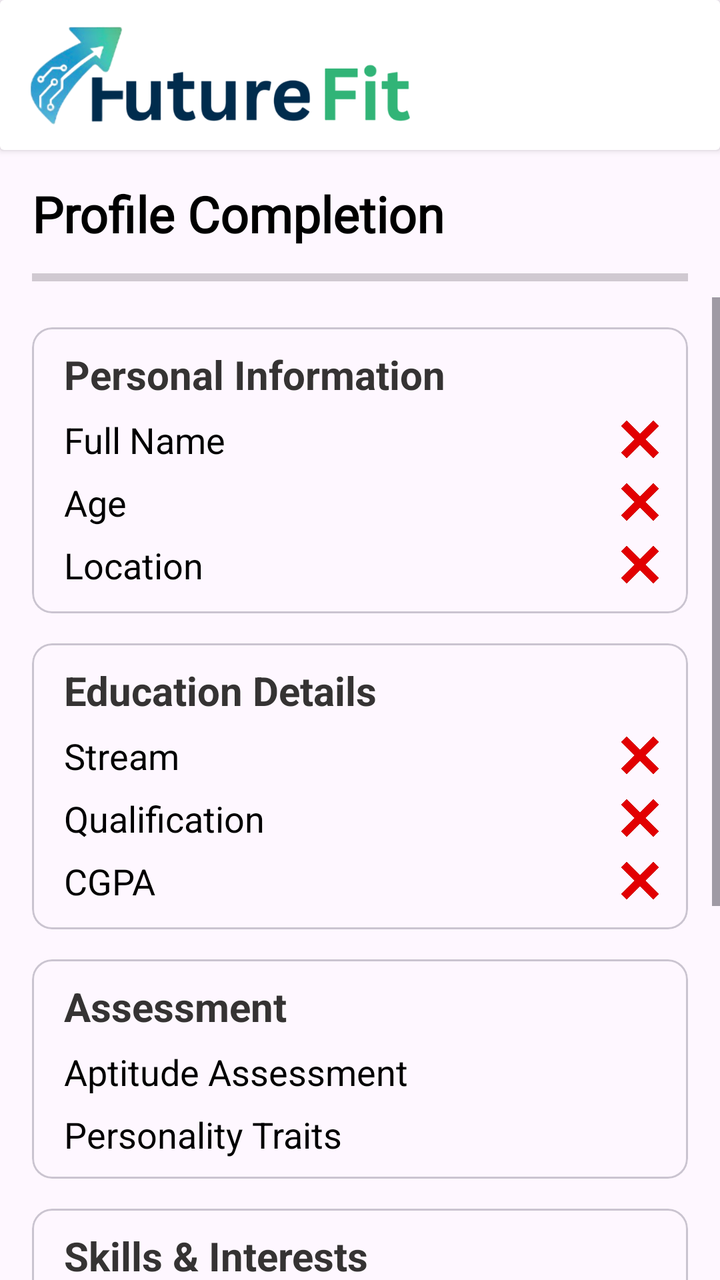
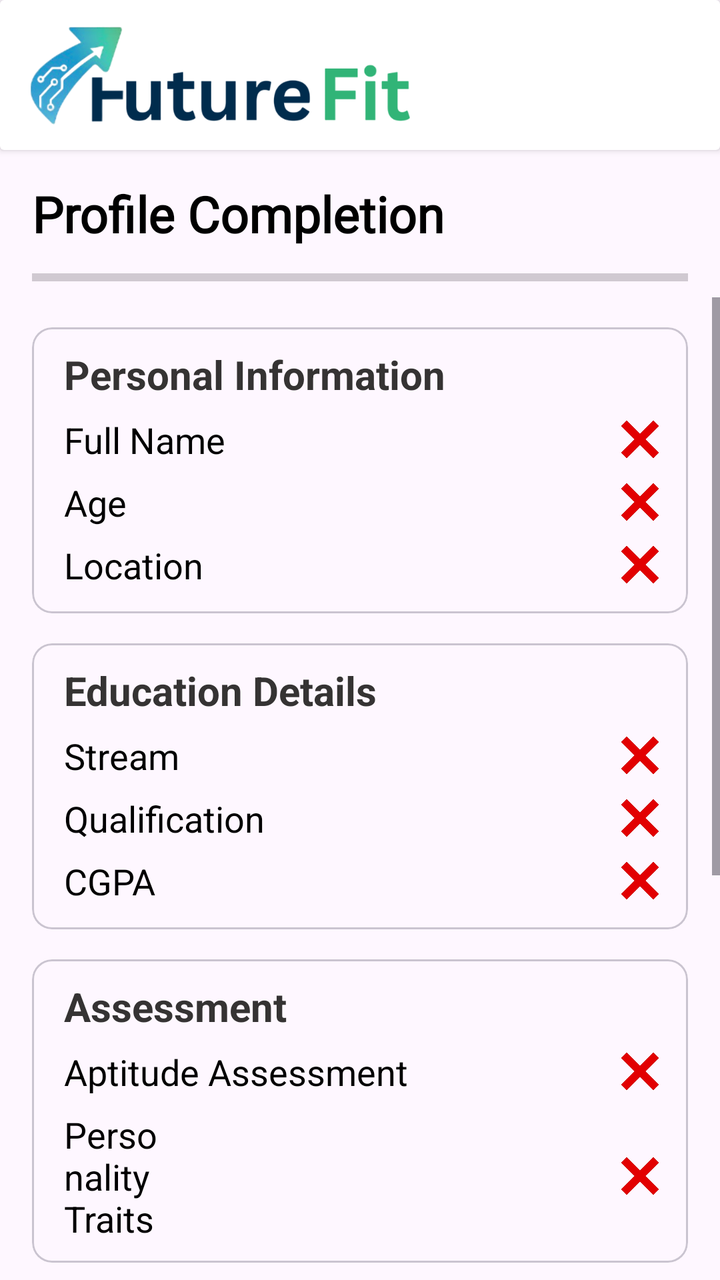

Before-and-after screenshots of an Android layout around one commit, followed by the original layout XML and the change that was made.
<!-- AndroidManifest.xml: application theme Theme.FutureFit -->
<!-- res/layout/activity_profile_status.xml -->
<?xml version="1.0" encoding="utf-8"?>
<LinearLayout xmlns:android="http://schemas.android.com/apk/res/android"
    xmlns:app="http://schemas.android.com/apk/res-auto"
    xmlns:tools="http://schemas.android.com/tools"
    android:id="@+id/main"
    android:orientation="vertical"
    android:backgroundTint="@color/Royalwhite"
    android:layout_width="match_parent"
    android:layout_height="match_parent"
    tools:context=".ProfileStatus">

    <androidx.cardview.widget.CardView
        android:layout_width="match_parent"
        android:layout_height="75dp"
        android:elevation="15dp">
       <ImageView
           android:layout_width="200dp"
           android:layout_height="match_parent"
           android:src="@drawable/finallogo2"
           android:layout_marginLeft="10dp"/>
    </androidx.cardview.widget.CardView>

    <TextView
        android:layout_width="wrap_content"
        android:layout_height="wrap_content"
        android:text="Profile Completion"
        android:textStyle="bold"
        android:layout_marginTop="15dp"
        android:textSize="25dp"
        android:textColor="@color/black"
        android:fontFamily="@font/ar_one_sans"
        android:layout_marginStart="16dp"/>

    <ProgressBar
        android:id="@+id/progressBar"
        style="?android:attr/progressBarStyleHorizontal"
        android:layout_width="match_parent"
        android:layout_height="20dp"
        android:layout_marginTop="5dp"
        android:layout_marginHorizontal="16dp"/>

    <ScrollView
        android:layout_width="match_parent"
        android:layout_height="wrap_content"
        >
        <LinearLayout
            android:layout_width="match_parent"
            android:layout_height="match_parent"
            android:orientation="vertical">



    <com.google.android.material.card.MaterialCardView
        android:layout_width="match_parent"
        android:layout_height="wrap_content"
        android:layout_marginHorizontal="16dp"
        app:cardCornerRadius="10dp"
        android:layout_marginTop="15dp">
        <LinearLayout
            android:layout_width="match_parent"
            android:layout_height="match_parent"
            android:orientation="vertical">
            <TextView
                android:layout_width="wrap_content"
                android:layout_height="wrap_content"
                android:text="Personal Information"
                android:textColor="@color/textcolor"
                android:textSize="20dp"
                android:textStyle="bold"
                android:layout_marginTop="10dp"
                android:layout_marginStart="16dp"/>
            <LinearLayout
                android:layout_width="match_parent"
                android:layout_height="wrap_content"
                android:orientation="horizontal"
                android:layout_marginRight="12dp"
                android:layout_marginTop="7dp">
                <TextView
                    android:layout_width="wrap_content"
                    android:layout_height="wrap_content"
                    android:text="Full Name"
                    android:textSize="18dp"
                    android:layout_weight="1"
                    android:textColor="@color/black"
                    android:paddingStart="16dp"
                    android:layout_gravity="center_vertical"/>
                <ImageView
                    android:id="@+id/namecheck"
                    android:layout_width="24dp"
                    android:layout_height="24dp"
                    android:layout_gravity="center_vertical"
                    android:src="@drawable/cross"/>
            </LinearLayout>
            <LinearLayout
                android:layout_width="match_parent"
                android:layout_height="wrap_content"
                android:orientation="horizontal"
                android:layout_marginRight="12dp"
                android:layout_marginTop="7dp">
                <TextView
                    android:layout_width="wrap_content"
                    android:layout_height="wrap_content"
                    android:text="Age"
                    android:textSize="18dp"
                    android:layout_weight="1"
                    android:paddingStart="16dp"
                    android:textColor="@color/black"
                    android:layout_gravity="center_vertical"/>
                <ImageView
                    android:id="@+id/agecheck"
                    android:layout_width="24dp"
                    android:layout_height="24dp"
                    android:layout_gravity="center_vertical"
                    android:src="@drawable/cross"/>
            </LinearLayout>
            <LinearLayout
                android:layout_width="match_parent"
                android:layout_height="wrap_content"
                android:orientation="horizontal"
                android:layout_marginRight="12dp"
                android:layout_marginBottom="12dp"
                android:layout_marginTop="7dp">
                <TextView
                    android:layout_width="match_parent"
                    android:layout_height="wrap_content"
                    android:text="Location"
                    android:textSize="18dp"
                    android:layout_weight="1"
                    android:paddingStart="16dp"
                    android:textColor="@color/black"
                    android:layout_gravity="center_vertical"/>
                <ImageView
                    android:id="@+id/locationcheck"
                    android:layout_width="24dp"
                    android:layout_height="24dp"
                    android:layout_gravity="center_vertical"
                    android:src="@drawable/cross"/>
            </LinearLayout>
        </LinearLayout>
    </com.google.android.material.card.MaterialCardView>



    <com.google.android.material.card.MaterialCardView
        android:layout_width="match_parent"
        android:layout_height="wrap_content"
        android:layout_marginHorizontal="16dp"
        app:cardCornerRadius="10dp"
        android:layout_marginTop="15dp">
        <LinearLayout
            android:layout_width="match_parent"
            android:layout_height="match_parent"
            android:orientation="vertical">
            <TextView
                android:layout_width="wrap_content"
                android:layout_height="wrap_content"
                android:text="Education Details"
                android:textColor="@color/textcolor"
                android:textSize="20dp"
                android:textStyle="bold"
                android:layout_marginTop="10dp"
                android:layout_marginStart="16dp"/>
            <LinearLayout
                android:layout_width="match_parent"
                android:layout_height="wrap_content"
                android:orientation="horizontal"
                android:layout_marginRight="12dp"
                android:layout_marginTop="7dp">
                <TextView
                    android:id="@+id/Stream"
                    android:layout_width="wrap_content"
                    android:layout_height="wrap_content"
                    android:text="Stream"
                    android:textSize="18dp"
                    android:layout_weight="1"
                    android:textColor="@color/black"
                    android:paddingStart="16dp"
                    android:layout_gravity="center_vertical"/>
                <ImageView
                    android:id="@+id/streamcheck"
                    android:layout_width="24dp"
                    android:layout_height="24dp"
                    android:layout_gravity="center_vertical"
                    android:src="@drawable/cross"/>
            </LinearLayout>
            <LinearLayout
                android:layout_width="match_parent"
                android:layout_height="wrap_content"
                android:orientation="horizontal"
                android:layout_marginRight="12dp"
                android:layout_marginTop="7dp">
                <TextView
                    android:id="@+id/qualification"
                    android:layout_width="wrap_content"
                    android:layout_height="wrap_content"
                    android:text="Qualification"
                    android:textSize="18dp"
                    android:layout_weight="1"
                    android:paddingStart="16dp"
                    android:textColor="@color/black"
                    android:layout_gravity="center_vertical"/>
                <ImageView
                    android:id="@+id/qualificationcheck"
                    android:layout_width="24dp"
                    android:layout_height="24dp"
                    android:layout_gravity="center_vertical"
                    android:src="@drawable/cross"/>
            </LinearLayout>
            <LinearLayout
                android:layout_width="match_parent"
                android:layout_height="wrap_content"
                android:orientation="horizontal"
                android:layout_marginBottom="12dp"
                android:layout_marginRight="12dp"
                android:layout_marginTop="7dp">
                <TextView
                    android:id="@+id/cgpa"
                    android:layout_width="wrap_content"
                    android:layout_height="wrap_content"
                    android:text="CGPA"
                    android:layout_weight="1"
                    android:textSize="18dp"
                    android:paddingStart="16dp"
                    android:textColor="@color/black"
                    android:layout_gravity="center_vertical"/>
                <ImageView
                    android:id="@+id/cgpacheck"
                    android:layout_width="24dp"
                    android:layout_height="24dp"
                    android:layout_gravity="center_vertical"
                    android:src="@drawable/cross"/>
            </LinearLayout>
        </LinearLayout>
    </com.google.android.material.card.MaterialCardView>

    <com.google.android.material.card.MaterialCardView
        android:layout_width="match_parent"
        android:layout_height="wrap_content"
        android:layout_marginHorizontal="16dp"
        app:cardCornerRadius="10dp"
        android:layout_marginTop="15dp">
        <LinearLayout
            android:layout_width="match_parent"
            android:layout_height="match_parent"
            android:orientation="vertical">
            <TextView
                android:layout_width="wrap_content"
                android:layout_height="wrap_content"
                android:text="Assessment"
                android:textColor="@color/textcolor"
                android:textSize="20dp"
                android:textStyle="bold"
                android:layout_marginTop="10dp"
                android:layout_marginStart="16dp"/>
            <LinearLayout
                android:layout_width="match_parent"
                android:layout_height="wrap_content"
                android:orientation="horizontal"
                android:layout_marginTop="7dp">
                <TextView
                    android:layout_width="wrap_content"
                    android:layout_height="wrap_content"
                    android:text="Aptitude Assessment"
                    android:textSize="18dp"
                    android:textColor="@color/black"
                    android:paddingStart="16dp"
                    android:layout_gravity="center_vertical"/>
                <ImageView
                    android:id="@+id/aptitudecheck"
                    android:layout_width="24dp"
                    android:layout_height="24dp"
                    android:layout_marginLeft="155dp"
                    android:layout_gravity="center_vertical"
                    android:src="@drawable/cross"/>
            </LinearLayout>
            <LinearLayout
                android:layout_width="match_parent"
                android:layout_height="wrap_content"
                android:orientation="horizontal"
                android:layout_marginBottom="10dp"
                android:layout_marginTop="7dp">
                <TextView
                    android:layout_width="wrap_content"
                    android:layout_height="wrap_content"
                    android:text="Personality Traits"
                    android:textSize="18dp"
                    android:paddingStart="16dp"
                    android:textColor="@color/black"
                    android:layout_gravity="center_vertical"/>
                <ImageView
                    android:id="@+id/personalitycheck"
                    android:layout_width="24dp"
                    android:layout_height="24dp"
                    android:layout_marginLeft="187dp"
                    android:layout_gravity="center_vertical"
                    android:src="@drawable/cross"/>
            </LinearLayout>
        </LinearLayout>
    </com.google.android.material.card.MaterialCardView>


    <com.google.android.material.card.MaterialCardView
        android:layout_width="match_parent"
        android:layout_height="wrap_content"
        android:layout_marginHorizontal="16dp"
        app:cardCornerRadius="10dp"
        android:layout_marginTop="15dp">
        <LinearLayout
            android:layout_width="match_parent"
            android:layout_height="match_parent"
            android:orientation="vertical">
            <TextView
                android:layout_width="wrap_content"
                android:layout_height="wrap_content"
                android:text="Skills &amp; Interests"
                android:textColor="@color/textcolor"
                android:textSize="20dp"
                android:textStyle="bold"
                android:layout_marginTop="10dp"
                android:layout_marginStart="16dp"/>
            <LinearLayout
                android:layout_width="match_parent"
                android:layout_height="wrap_content"
                android:orientation="horizontal"
                android:layout_marginTop="7dp">
                <TextView
                    android:layout_width="wrap_content"
                    android:layout_height="wrap_content"
                    android:text="Technical Skills"
                    android:textSize="18dp"
                    android:textColor="@color/black"
                    android:paddingStart="16dp"
                    android:layout_gravity="center_vertical"/>
                <ImageView
                    android:id="@+id/technicalcheck"
                    android:layout_width="24dp"
                    android:layout_height="24dp"
                    android:layout_marginLeft="202dp"
                    android:layout_gravity="center_vertical"
                    android:src="@drawable/cross"/>
            </LinearLayout>
            <LinearLayout
                android:layout_width="match_parent"
                android:layout_height="wrap_content"
                android:orientation="horizontal"
                android:layout_marginTop="7dp">
                <TextView
                    android:layout_width="wrap_content"
                    android:layout_height="wrap_content"
                    android:text="Softskills"
                    android:textSize="18dp"
                    android:paddingStart="16dp"
                    android:textColor="@color/black"
                    android:layout_gravity="center_vertical"/>
                <ImageView
                    android:id="@+id/softcheck"
                    android:layout_width="24dp"
                    android:layout_height="24dp"
                    android:layout_marginLeft="252dp"
                    android:layout_gravity="center_vertical"
                    android:src="@drawable/cross"/>
            </LinearLayout>
            <LinearLayout
                android:layout_width="match_parent"
                android:layout_height="wrap_content"
                android:orientation="horizontal"
                android:layout_marginBottom="12dp"
                android:layout_marginTop="7dp">
                <TextView
                    android:layout_width="wrap_content"
                    android:layout_height="wrap_content"
                    android:text="Interests"
                    android:textSize="18dp"
                    android:paddingStart="16dp"
                    android:textColor="@color/black"
                    android:layout_gravity="center_vertical"/>
                <ImageView
                    android:id="@+id/interestcheck"
                    android:layout_width="24dp"
                    android:layout_height="24dp"
                    android:layout_marginLeft="255dp"
                    android:layout_gravity="center_vertical"
                    android:src="@drawable/cross"/>
            </LinearLayout>
        </LinearLayout>
    </com.google.android.material.card.MaterialCardView>

    <com.google.android.material.card.MaterialCardView
        android:layout_width="match_parent"
        android:layout_height="wrap_content"
        android:layout_marginHorizontal="16dp"
        app:cardCornerRadius="10dp"
        android:layout_marginTop="15dp">
        <LinearLayout
            android:layout_width="match_parent"
            android:layout_height="match_parent"
            android:orientation="vertical">
            <TextView
                android:layout_width="wrap_content"
                android:layout_height="wrap_content"
                android:text="Experience &amp; Physical Fitness"
                android:textColor="@color/textcolor"
                android:textSize="20dp"
                android:textStyle="bold"
                android:layout_marginTop="10dp"
                android:layout_marginStart="16dp"/>
            <LinearLayout
                android:layout_width="match_parent"
                android:layout_height="wrap_content"
                android:orientation="horizontal"
                android:layout_marginTop="7dp">
                <TextView
                    android:layout_width="wrap_content"
                    android:layout_height="wrap_content"
                    android:text="Experience"
                    android:textSize="18dp"
                    android:textColor="@color/black"
                    android:paddingStart="16dp"
                    android:layout_gravity="center_vertical"/>
                <ImageView
                    android:id="@+id/experiencecheck"
                    android:layout_width="24dp"
                    android:layout_height="24dp"
                    android:layout_marginLeft="239dp"
                    android:layout_gravity="center_vertical"
                    android:src="@drawable/cross"/>
            </LinearLayout>
            <LinearLayout
                android:layout_width="match_parent"
                android:layout_height="wrap_content"
                android:orientation="horizontal"
                android:layout_marginTop="7dp"
                android:layout_marginBottom="10dp">
                <TextView
                    android:layout_width="wrap_content"
                    android:layout_height="wrap_content"
                    android:text="Physical Fitness"
                    android:textSize="18dp"
                    android:textColor="@color/black"
                    android:paddingStart="16dp"
                    android:layout_gravity="center_vertical"/>
                <ImageView
                    android:id="@+id/fitnesscheck"
                    android:layout_width="24dp"
                    android:layout_height="24dp"
                    android:layout_marginLeft="198dp"
                    android:layout_gravity="center_vertical"
                    android:src="@drawable/cross"/>
            </LinearLayout>

        </LinearLayout>
    </com.google.android.material.card.MaterialCardView>

            <LinearLayout
                android:layout_width="match_parent"
                android:layout_marginTop="10dp"
                android:layout_height="match_parent">
                <com.google.android.material.card.MaterialCardView
                    android:id="@+id/predicit"
                    android:layout_width="match_parent"
                    android:layout_height="50dp"
                    android:layout_gravity="bottom"
                    android:layout_marginBottom="10dp"
                    android:layout_marginHorizontal="15dp"
                    app:cardBackgroundColor="@color/Sky"
                    android:elevation="15dp"
                    app:cardCornerRadius="12dp">
                    <TextView
                        android:layout_width="wrap_content"
                        android:layout_height="wrap_content"
                        android:text="Predicit"
                        android:textColor="@color/white"
                        android:textStyle="bold"
                        android:textSize="25dp"
                        android:layout_gravity="center"
                        android:fontFamily="@font/monda"/>
                </com.google.android.material.card.MaterialCardView>

            </LinearLayout>




        </LinearLayout>
    </ScrollView>
</LinearLayout>
<!-- resources referenced by this layout -->
<resources>
  <color name="Royalwhite">#f5f5f5</color>
  <color name="Sky">#3567E9</color>
  <color name="black">#FF000000</color>
  <color name="textcolor">#353333</color>
  <color name="white">#FFFFFFFF</color>
  <!-- drawable cross: png bitmap (drawable, 75077 bytes) -->
  <!-- drawable finallogo2: png bitmap (drawable, 57293 bytes) -->
  <style name="Theme.FutureFit" parent="Base.Theme.FutureFit" />
  <style name="Base.Theme.FutureFit" parent="Theme.Material3.DayNight.NoActionBar">
          
          
      </style>
</resources>

<!-- the commit's change to res/layout/activity_profile_status.xml (unified diff, before → after) -->
@@ -256,12 +256,14 @@
                 android:layout_width="match_parent"
                 android:layout_height="wrap_content"
                 android:orientation="horizontal"
+                android:layout_marginRight="12dp"
                 android:layout_marginTop="7dp">
                 <TextView
                     android:layout_width="wrap_content"
                     android:layout_height="wrap_content"
                     android:text="Aptitude Assessment"
                     android:textSize="18dp"
+                    android:layout_weight="1"
                     android:textColor="@color/black"
                     android:paddingStart="16dp"
                     android:layout_gravity="center_vertical"/>
@@ -269,14 +271,14 @@
                     android:id="@+id/aptitudecheck"
                     android:layout_width="24dp"
                     android:layout_height="24dp"
-                    android:layout_marginLeft="155dp"
-                    android:layout_gravity="center_vertical"
-                    android:src="@drawable/cross"/>
-            </LinearLayout>
-            <LinearLayout
-                android:layout_width="match_parent"
-                android:layout_height="wrap_content"
-                android:orientation="horizontal"
+                    android:layout_gravity="center_vertical"
+                    android:src="@drawable/cross"/>
+            </LinearLayout>
+            <LinearLayout
+                android:layout_width="match_parent"
+                android:layout_height="wrap_content"
+                android:orientation="horizontal"
+                android:layout_marginRight="12dp"
                 android:layout_marginBottom="10dp"
                 android:layout_marginTop="7dp">
                 <TextView
@@ -285,6 +287,7 @@
                     android:text="Personality Traits"
                     android:textSize="18dp"
                     android:paddingStart="16dp"
+                    android:layout_weight="1"
                     android:textColor="@color/black"
                     android:layout_gravity="center_vertical"/>
                 <ImageView
@@ -322,12 +325,14 @@
                 android:layout_width="match_parent"
                 android:layout_height="wrap_content"
                 android:orientation="horizontal"
+                android:layout_marginRight="12dp"
                 android:layout_marginTop="7dp">
                 <TextView
                     android:layout_width="wrap_content"
                     android:layout_height="wrap_content"
                     android:text="Technical Skills"
                     android:textSize="18dp"
+                    android:layout_weight="1"
                     android:textColor="@color/black"
                     android:paddingStart="16dp"
                     android:layout_gravity="center_vertical"/>
@@ -335,19 +340,20 @@
                     android:id="@+id/technicalcheck"
                     android:layout_width="24dp"
                     android:layout_height="24dp"
-                    android:layout_marginLeft="202dp"
-                    android:layout_gravity="center_vertical"
-                    android:src="@drawable/cross"/>
-            </LinearLayout>
-            <LinearLayout
-                android:layout_width="match_parent"
-                android:layout_height="wrap_content"
-                android:orientation="horizontal"
+                    android:layout_gravity="center_vertical"
+                    android:src="@drawable/cross"/>
+            </LinearLayout>
+            <LinearLayout
+                android:layout_width="match_parent"
+                android:layout_height="wrap_content"
+                android:orientation="horizontal"
+                android:layout_marginRight="12dp"
                 android:layout_marginTop="7dp">
                 <TextView
                     android:layout_width="wrap_content"
                     android:layout_height="wrap_content"
                     android:text="Softskills"
+                    android:layout_weight="1"
                     android:textSize="18dp"
                     android:paddingStart="16dp"
                     android:textColor="@color/black"
@@ -356,7 +362,6 @@
                     android:id="@+id/softcheck"
                     android:layout_width="24dp"
                     android:layout_height="24dp"
-                    android:layout_marginLeft="252dp"
                     android:layout_gravity="center_vertical"
                     android:src="@drawable/cross"/>
             </LinearLayout>
@@ -365,6 +370,7 @@
                 android:layout_height="wrap_content"
                 android:orientation="horizontal"
                 android:layout_marginBottom="12dp"
+                android:layout_marginRight="12dp"
                 android:layout_marginTop="7dp">
                 <TextView
                     android:layout_width="wrap_content"
@@ -372,13 +378,13 @@
                     android:text="Interests"
                     android:textSize="18dp"
                     android:paddingStart="16dp"
+                    android:layout_weight="1"
                     android:textColor="@color/black"
                     android:layout_gravity="center_vertical"/>
                 <ImageView
                     android:id="@+id/interestcheck"
                     android:layout_width="24dp"
                     android:layout_height="24dp"
-                    android:layout_marginLeft="255dp"
                     android:layout_gravity="center_vertical"
                     android:src="@drawable/cross"/>
             </LinearLayout>
@@ -408,12 +414,14 @@
                 android:layout_width="match_parent"
                 android:layout_height="wrap_content"
                 android:orientation="horizontal"
+                android:layout_marginRight="12dp"
                 android:layout_marginTop="7dp">
                 <TextView
                     android:layout_width="wrap_content"
                     android:layout_height="wrap_content"
                     android:text="Experience"
                     android:textSize="18dp"
+                    android:layout_weight="1"
                     android:textColor="@color/black"
                     android:paddingStart="16dp"
                     android:layout_gravity="center_vertical"/>
@@ -421,7 +429,6 @@
                     android:id="@+id/experiencecheck"
                     android:layout_width="24dp"
                     android:layout_height="24dp"
-                    android:layout_marginLeft="239dp"
                     android:layout_gravity="center_vertical"
                     android:src="@drawable/cross"/>
             </LinearLayout>
@@ -430,12 +437,14 @@
                 android:layout_height="wrap_content"
                 android:orientation="horizontal"
                 android:layout_marginTop="7dp"
+                android:layout_marginRight="12dp"
                 android:layout_marginBottom="10dp">
                 <TextView
                     android:layout_width="wrap_content"
                     android:layout_height="wrap_content"
                     android:text="Physical Fitness"
                     android:textSize="18dp"
+                    android:layout_weight="1"
                     android:textColor="@color/black"
                     android:paddingStart="16dp"
                     android:layout_gravity="center_vertical"/>
@@ -443,7 +452,6 @@
                     android:id="@+id/fitnesscheck"
                     android:layout_width="24dp"
                     android:layout_height="24dp"
-                    android:layout_marginLeft="198dp"
                     android:layout_gravity="center_vertical"
                     android:src="@drawable/cross"/>
             </LinearLayout>
